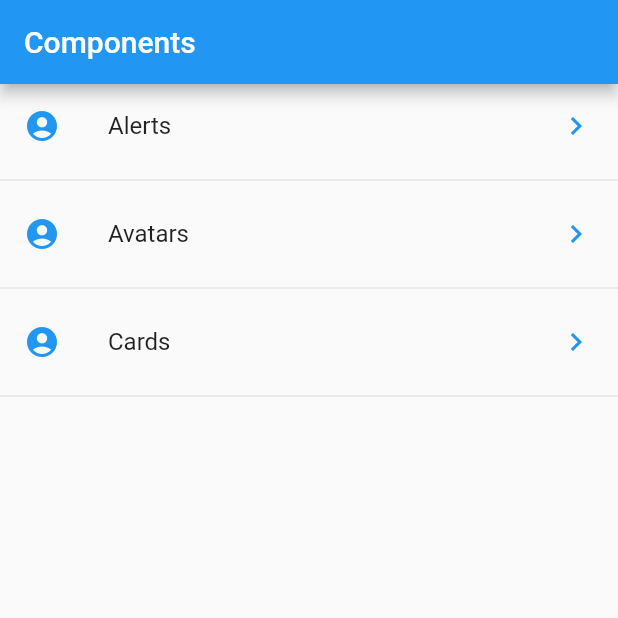
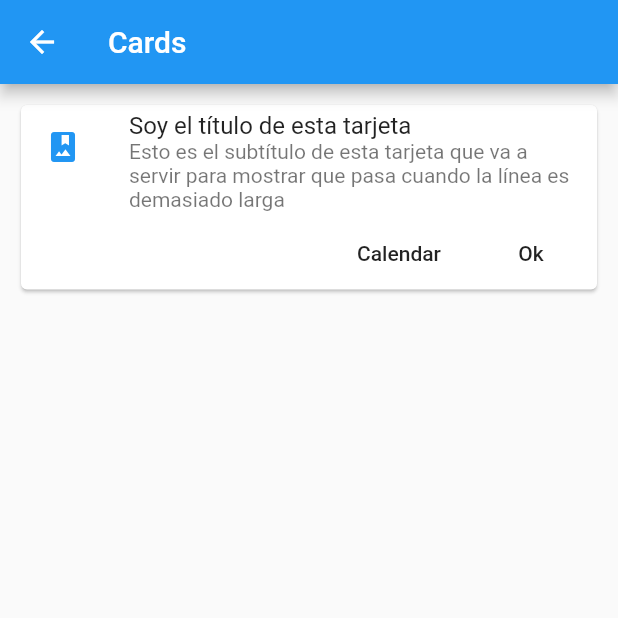
Before and after one commit to malberquilla/flutter-course-examples, a Flutter app: the screen it shows after launch, after a tap on "Cards", on a phone screen of 412 x 824 dp, the top half of it. Run offline on Flutter 3.47's test engine with Material 2 defaults, Android fonts, the phone set to English and light mode, and no system bars.

Commit message:
Implemented pages navigation

```diff
--- a/flutter-components/data/menu_opts.json
+++ b/flutter-components/data/menu_opts.json
@@ -2,17 +2,17 @@
     "appName": "Components",
     "routes": [
         {
-            "ruote": "alert",
+            "route": "alert",
             "icon": "add_alert",
             "text": "Alerts"
         },
         {
-            "ruote": "avatar",
+            "route": "avatar",
             "icon": "accessibility",
             "text": "Avatars"
         },
         {
-            "ruote": "card",
+            "route": "card",
             "icon": "folder_open",
             "text": "Cards"
         }
--- a/flutter-components/lib/main.dart
+++ b/flutter-components/lib/main.dart
@@ -1,6 +1,7 @@
 import 'package:flutter/material.dart';
 
-import 'src/pages/home_page.dart';
+import 'src/pages/alert_page.dart';
+import 'package:components/src/routes/routes.dart';
 
 void main() => runApp(MyApp());
 
@@ -10,7 +11,14 @@ class MyApp extends StatelessWidget {
     return MaterialApp(
       debugShowCheckedModeBanner: false,
       title: 'Material App',
-      home: HomePage(),
+      // home: HomePage(),
+      initialRoute: '/',
+      routes: getAppRoutes(),
+      onGenerateRoute: (RouteSettings settings) {
+        print('Ruta llamada: ${ settings.name }');
+
+        return MaterialPageRoute(builder: (BuildContext context) => AlertPage());
+      },
     );
   }
 }
--- /dev/null
+++ b/flutter-components/lib/src/pages/card_page.dart
@@ -0,0 +1,39 @@
+import 'package:flutter/material.dart';
+
+class CardPage extends StatelessWidget {
+  const CardPage({Key key}) : super(key: key);
+
+  @override
+  Widget build(BuildContext context) {
+    return Scaffold(
+        appBar: AppBar(
+          title: Text('Cards'),
+        ),
+        body: ListView(
+          padding: EdgeInsets.all(10.0),
+          children: <Widget>[_cardType1()],
+        ));
+  }
+
+  Widget _cardType1() {
+    return Card(
+      child: Column(
+        children: <Widget>[
+          ListTile(
+            leading: Icon(Icons.photo_album, color: Colors.blue),
+            title: Text('Soy el título de esta tarjeta'),
+            subtitle: Text(
+                'Esto es el subtítulo de esta tarjeta que va a servir para mostrar que pasa cuando la línea es demasiado larga'),
+          ),
+          Row(mainAxisAlignment: MainAxisAlignment.end, children: <Widget>[
+            FlatButton(onPressed: () {}, child: Text('Calendar')),
+            FlatButton(
+              onPressed: () {},
+              child: Text('Ok'),
+            )
+          ])
+        ],
+      ),
+    );
+  }
+}
--- a/flutter-components/lib/src/pages/home_page.dart
+++ b/flutter-components/lib/src/pages/home_page.dart
@@ -1,6 +1,8 @@
 import 'package:flutter/material.dart';
 
+import 'package:components/src/pages/alert_page.dart';
 import 'package:components/src/providers/menu_provider.dart';
+import 'package:components/src/utils/util_icon.dart';
 
 class HomePage extends StatelessWidget {
   const HomePage({Key key}) : super(key: key);
@@ -20,20 +22,25 @@ class HomePage extends StatelessWidget {
       builder: (context, AsyncSnapshot<List<dynamic>> snapshot) {
         print(snapshot.data);
         return ListView(
-          children: _loadListItems(snapshot.data),
+          children: _loadListItems(snapshot.data, context),
         );
       },
     );
   }
 
-  List<Widget> _loadListItems(List<dynamic> data) {
+  List<Widget> _loadListItems(List<dynamic> data, BuildContext context) {
     final List<Widget> opts = [];
     data.forEach((opt) {
       final widget = ListTile(
           title: Text(opt['text']),
-          leading: Icon(Icons.account_circle, color: Colors.blue),
+          leading: getIcon(opt['icon']),
           trailing: Icon(Icons.keyboard_arrow_right, color: Colors.blue),
-          onTap: () {});
+          onTap: () {
+            // final route = MaterialPageRoute(builder: (context) => AlertPage());
+            // Navigator.push(context, route);
+
+            Navigator.pushNamed(context, opt['route']);
+          });
 
       opts..add(widget)..add(Divider());
     });
--- /dev/null
+++ b/flutter-components/lib/src/routes/routes.dart
@@ -0,0 +1,15 @@
+import 'package:flutter/material.dart';
+
+import 'package:components/src/pages/alert_page.dart';
+import 'package:components/src/pages/avatar_page.dart';
+import 'package:components/src/pages/card_page.dart';
+import 'package:components/src/pages/home_page.dart';
+
+Map<String, WidgetBuilder> getAppRoutes() {
+  return <String, WidgetBuilder> {
+    '/'       : (BuildContext context) => HomePage(),
+    'alert'   : (BuildContext context) => AlertPage(),
+    'avatar'  : (BuildContext context) => AvatarPage(),
+    'card'    : (BuildContext context) => CardPage(),
+  };
+}
```
Also changed, not shown: flutter-components/lib/src/pages/alert_page.dart (added, +20 -0 lines), flutter-components/lib/src/pages/avatar_page.dart (added, +14 -0 lines), flutter-components/lib/src/utils/util_icon.dart (added, +9 -0 lines).
